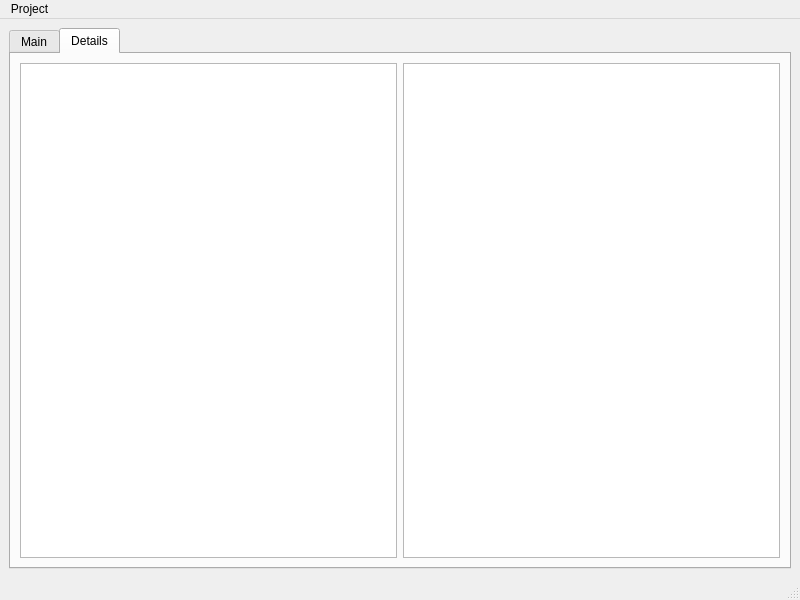
rasoolZero/Saino, file Saino/form/mainwindow.ui: the form before one commit.
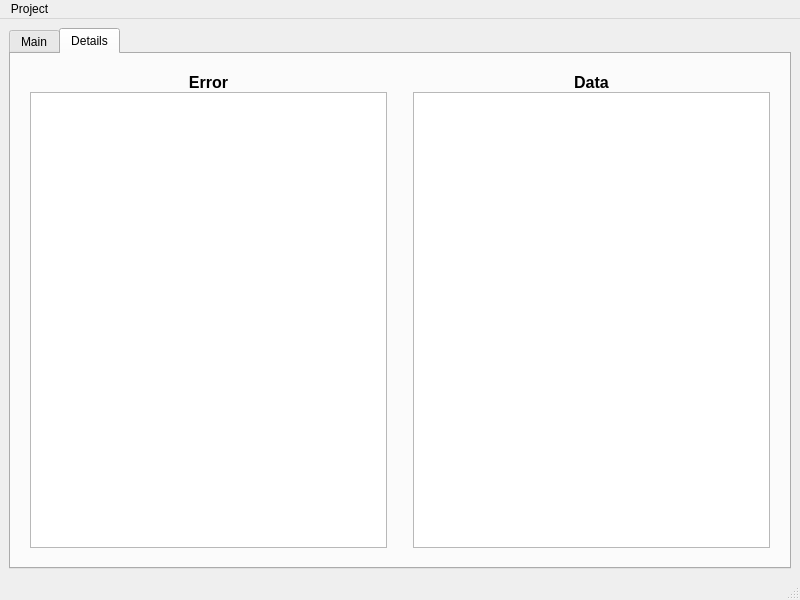
The form after the commit. The open tabs and pages were chosen to show the change. Custom widgets are drawn as their Qt base class.

Commit message: added name labels for tables

Patch:
```diff
--- a/Saino/form/mainwindow.ui
+++ b/Saino/form/mainwindow.ui
@@ -399,6 +399,61 @@
         <item>
          <layout class="QHBoxLayout" name="horizontalLayout_4">
           <item>
+           <layout class="QVBoxLayout" name="verticalLayout_6">
+            <property name="spacing">
+             <number>0</number>
+            </property>
+            <property name="leftMargin">
+             <number>10</number>
+            </property>
+            <property name="topMargin">
+             <number>10</number>
+            </property>
+            <property name="rightMargin">
+             <number>10</number>
+            </property>
+            <property name="bottomMargin">
+             <number>10</number>
+            </property>
+            <item>
+             <widget class="QLabel" name="lblError">
+              <property name="sizePolicy">
+               <sizepolicy hsizetype="Expanding" vsizetype="Preferred">
+                <horstretch>0</horstretch>
+                <verstretch>0</verstretch>
+               </sizepolicy>
+              </property>
+              <property name="font">
+               <font>
+                <pointsize>12</pointsize>
+                <bold>true</bold>
+                <stylestrategy>PreferAntialias</stylestrategy>
+               </font>
+              </property>
+              <property name="frameShape">
+               <enum>QFrame::Panel</enum>
+              </property>
+              <property name="frameShadow">
+               <enum>QFrame::Raised</enum>
+              </property>
+              <property name="lineWidth">
+               <number>0</number>
+              </property>
+              <property name="text">
+               <string>Error</string>
+              </property>
+              <property name="scaledContents">
+               <bool>false</bool>
+              </property>
+              <property name="alignment">
+               <set>Qt::AlignCenter</set>
+              </property>
+              <property name="textInteractionFlags">
+               <set>Qt::NoTextInteraction</set>
+              </property>
+             </widget>
+            </item>
+            <item>
            <widget class="QTableWidget" name="tblError">
             <property name="frameShadow">
              <enum>QFrame::Plain</enum>
@@ -434,6 +489,63 @@
             <column/>
            </widget>
           </item>
+           </layout>
+          </item>
+          <item>
+           <layout class="QVBoxLayout" name="verticalLayout_5">
+            <property name="spacing">
+             <number>0</number>
+            </property>
+            <property name="leftMargin">
+             <number>10</number>
+            </property>
+            <property name="topMargin">
+             <number>10</number>
+            </property>
+            <property name="rightMargin">
+             <number>10</number>
+            </property>
+            <property name="bottomMargin">
+             <number>10</number>
+            </property>
+            <item>
+             <widget class="QLabel" name="lblData">
+              <property name="sizePolicy">
+               <sizepolicy hsizetype="Expanding" vsizetype="Preferred">
+                <horstretch>0</horstretch>
+                <verstretch>0</verstretch>
+               </sizepolicy>
+              </property>
+              <property name="font">
+               <font>
+                <pointsize>12</pointsize>
+                <bold>true</bold>
+                <stylestrategy>PreferAntialias</stylestrategy>
+               </font>
+              </property>
+              <property name="frameShape">
+               <enum>QFrame::Panel</enum>
+              </property>
+              <property name="frameShadow">
+               <enum>QFrame::Raised</enum>
+              </property>
+              <property name="lineWidth">
+               <number>0</number>
+              </property>
+              <property name="text">
+               <string>Data</string>
+              </property>
+              <property name="scaledContents">
+               <bool>false</bool>
+              </property>
+              <property name="alignment">
+               <set>Qt::AlignCenter</set>
+              </property>
+              <property name="textInteractionFlags">
+               <set>Qt::NoTextInteraction</set>
+              </property>
+             </widget>
+            </item>
           <item>
            <widget class="QTableWidget" name="tblValue">
             <property name="frameShadow">
@@ -469,6 +581,8 @@
             <column/>
             <column/>
            </widget>
+            </item>
+           </layout>
           </item>
          </layout>
         </item>
```
Lines whose indentation alone changed are shown as unchanged.
